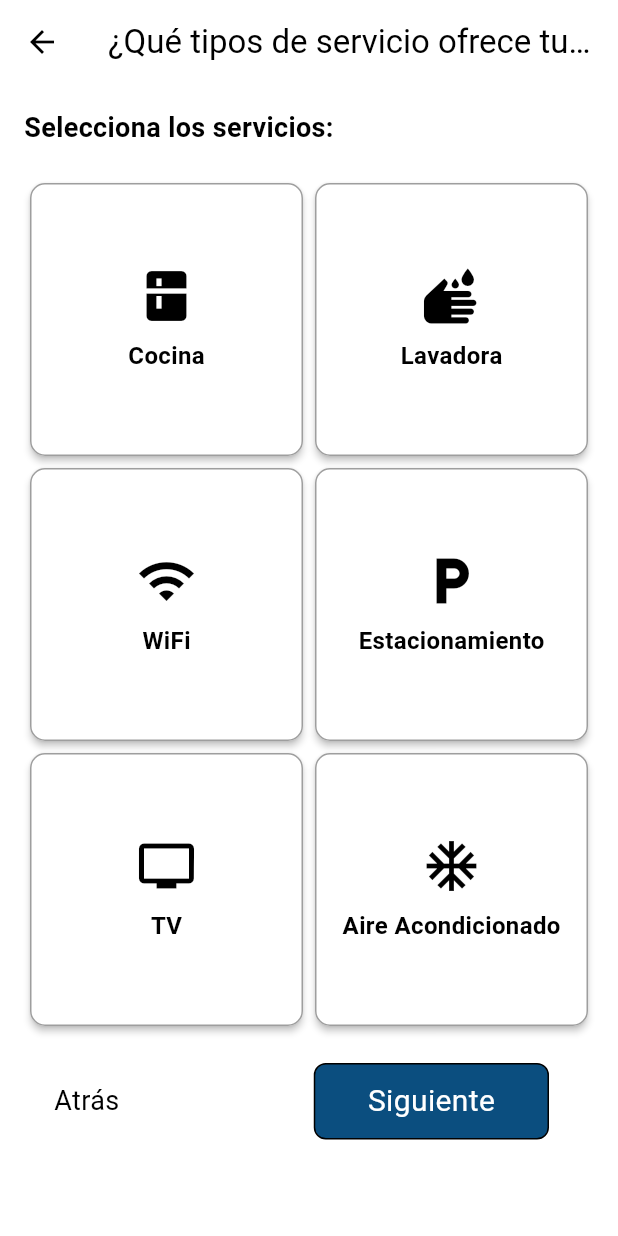
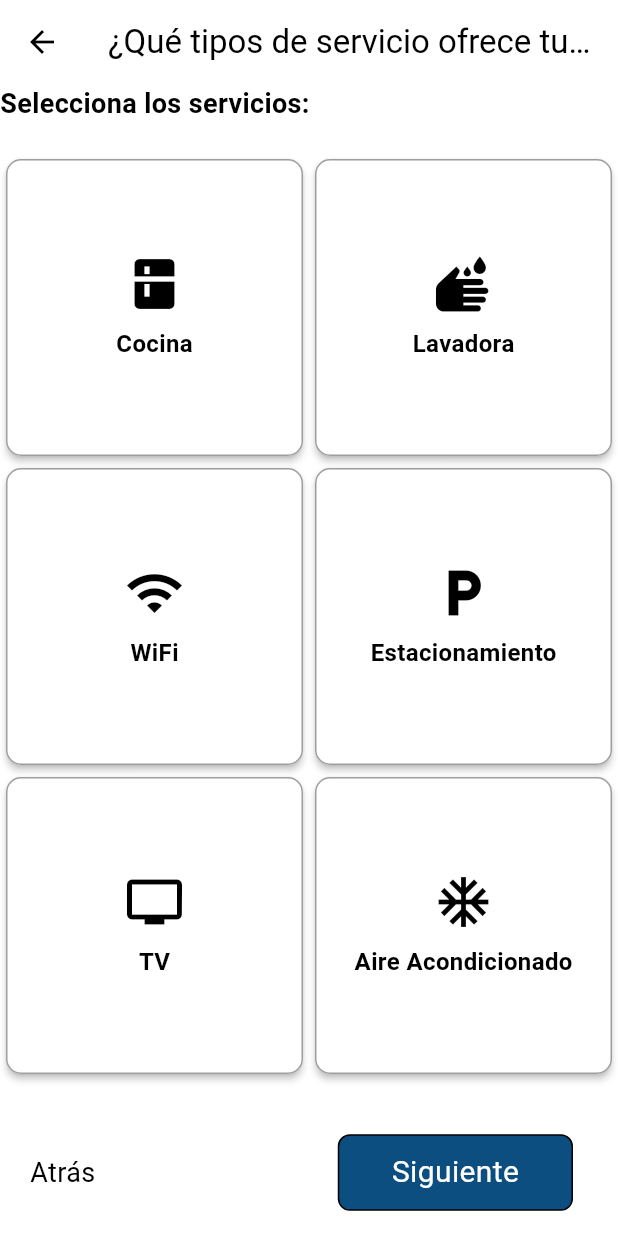
Before and after one commit to Diego-Dominguez182/Anfeca, a Flutter app: the PropertyServicesScreen screen opened by its route, on a phone screen of 412 x 824 dp. Run offline on Flutter 3.47's test engine with Material 3 defaults, Android fonts, the phone set to English and light mode, and no system bars; our stand-ins replace cached_network_image, cloud_firestore, file_picker, firebase_auth, firebase_core, firebase_storage and 6 more; accounts and stored records are empty; generated files the repository leaves out were written again.

Commit message:
Se actulizó la pantalla upload_property_photos

```diff
--- a/lib/presentation/screens/property_services_screen.dart
+++ b/lib/presentation/screens/property_services_screen.dart
@@ -24,9 +24,19 @@ class _PropertyServicesScreenState extends State<PropertyServicesScreen> {
       appBar: AppBar(
         title: Text('¿Qué tipos de servicio ofrece tu propiedad?'),
       ),
-      body: Padding(
-        padding: const EdgeInsets.all(16.0),
-        child: Column(
+      body: Column(
+        children: [
+          Expanded(
+            child: _buildPropertyServices(context),
+          ),
+          _buildAppBar(context),
+        ],
+      ),
+    );
+  }
+
+  Widget _buildPropertyServices(BuildContext context) {
+    return Column(
       crossAxisAlignment: CrossAxisAlignment.start,
       children: [
         Text(
@@ -78,13 +88,8 @@ class _PropertyServicesScreenState extends State<PropertyServicesScreen> {
             );
           }).toList(),
         ),
-            SizedBox(height: 5),
-            _buildAppBar(context)
       ],
-        ),
-      ),
     );
-  }
   }
 
   Widget _buildAppBar(BuildContext context) {
@@ -102,6 +107,7 @@ Widget _buildAppBar(BuildContext context) {
       },
     );
   }
+}
 
 class PropertyService {
   final String name;
--- a/lib/presentation/screens/settings_house_screen.dart
+++ b/lib/presentation/screens/settings_house_screen.dart
@@ -80,7 +80,7 @@ class _SettingHouseScreenState extends State<SettingHouseScreen> {
             _buildDivider(),
             _buildCounterOption(
                 "Inquilinos", _tenantsCount, 'tenants', context),
-            SizedBox(height: screenHeight * .35),
+            SizedBox(height: screenHeight * .38),
             _buildAppBar(context),
           ],
         ),
--- a/lib/presentation/screens/upload_room_screen.dart
+++ b/lib/presentation/screens/upload_room_screen.dart
@@ -26,7 +26,7 @@ class _UploadRoomScreenState extends State<UploadRoomScreen> {
             _buildHouseButton(context),
             SizedBox(height: 20),
             _buildRoomButton(context),
-            SizedBox(height: screenHeight * .35),
+            SizedBox(height: screenHeight * .38),
             _buildAppBar(context),
           ],
         ),
```
Also changed, not shown: lib/presentation/screens/upload_property_photos.dart (+27 -13 lines). Lines whose indentation alone changed are shown as unchanged.
